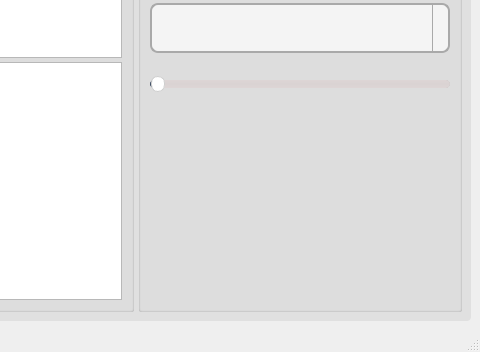
malaknasser812/SBME_DSP_SignalReconstruction, file Sampling_Studio.ui: the form before one commit; both pictures show x 879 to 1359 and y 491 to 843 of the 1359 by 843 pixel window.
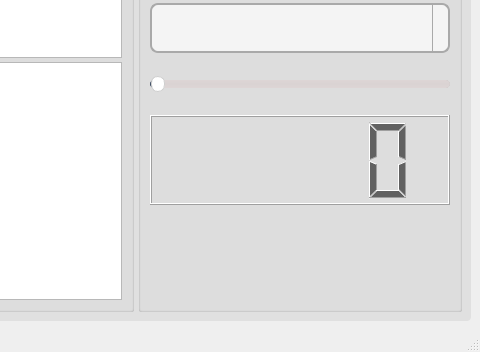
The form after the commit. Icons and pictures are not drawn. Custom widgets are drawn as their Qt base class.

Patch:
```diff
--- a/Sampling_Studio.ui
+++ b/Sampling_Studio.ui
@@ -602,6 +602,9 @@
                   </property>
                  </widget>
                 </item>
+                <item>
+                 <widget class="QLCDNumber" name="lcd_freq"/>
+                </item>
                 <item>
                  <widget class="QLabel" name="sliderlabel">
                   <property name="text">
```
Left out of the diff: 19 changed lines with no effect on the pictures.
